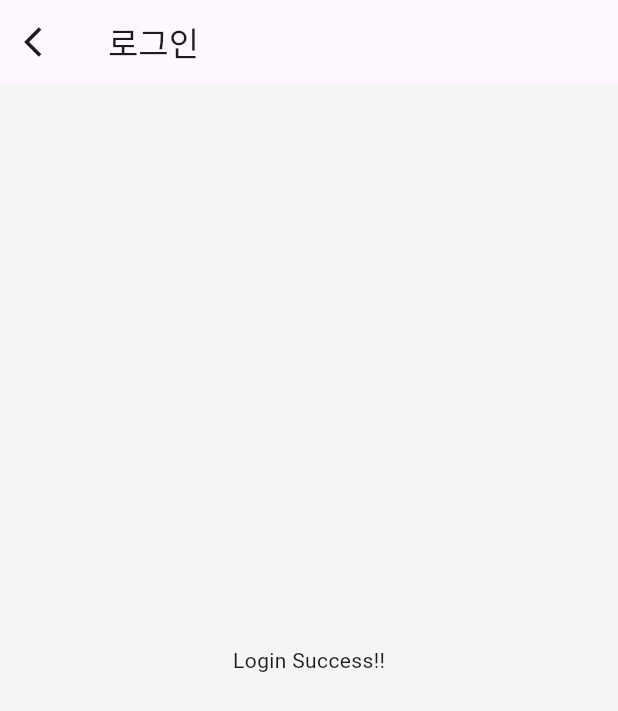
After one commit to TEAM-INSIDE-ME/frontend, a Flutter app: the SuccessScreen screen opened directly, on a phone screen of 412 x 824 dp. The commit adds this screen. Shown: the top 711 px of the screen. Run offline on Flutter 3.47's test engine with Material 3 defaults, Android fonts, the phone set to English and light mode, and no system bars; missing offline and left inert: flutter_naver_login; Roboto replaces fonts that are missing (Pretendard); project files that could hold a hidden picture were left out.

Commit message:
Naver Login

```diff
--- /dev/null
+++ b/lib/screens/success.dart
@@ -0,0 +1,27 @@
+import 'package:flutter/material.dart';
+import 'package:frontend/models/colors.dart';
+import 'package:frontend/models/colors.dart';
+
+class SuccessScreen extends StatelessWidget {
+  const SuccessScreen({super.key});
+
+  @override
+  Widget build(BuildContext context) {
+    return Scaffold(
+      appBar: AppBar(
+        title: const Text('로그인'),
+        leading: IconButton(
+          icon: const Icon(
+            Icons.arrow_back_ios,
+          ),
+          onPressed: () {
+            Navigator.pop(context);
+          },
+        ),
+      ),
+      body: const Center(
+        child: Text('Login Success!!'),
+      ),
+    );
+  }
+}
```
Also changed, not shown: lib/screens/login_screen.dart (+42 -11 lines), pubspec.yaml (+1 -9 lines), pubspec.lock, 15 other files.
